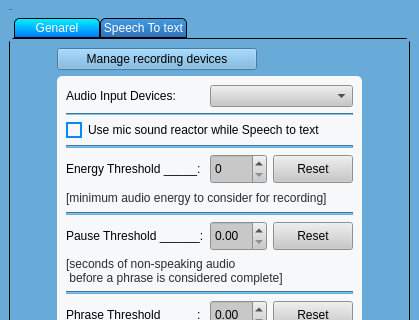
This is Uis/Options.ui in nabil-bot/kontho-2023 as Qt 5 draws it before an edit; both pictures show x 0 to 419 and y 0 to 320 of the 419 by 735 pixel window. The edited form follows.
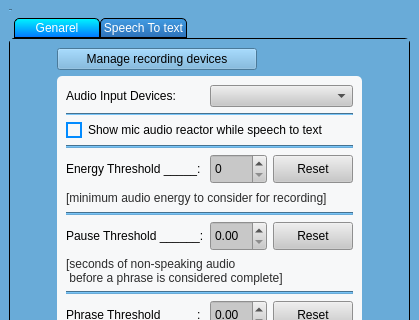
This is the edited form. The open tabs and pages were chosen to show the change. Icons and pictures are not drawn.

Diff of the .ui file:
```diff
--- a/Uis/Options.ui
+++ b/Uis/Options.ui
@@ -911,7 +911,7 @@
            <item row="2" column="0" colspan="3">
             <widget class="QCheckBox" name="checkBox_5">
              <property name="text">
-              <string>Use mic sound reactor while Speech to text </string>
+              <string>Show mic audio reactor while speech to text</string>
              </property>
             </widget>
            </item>
```
Left out of the diff: 180 changed lines with no effect on the pictures.
